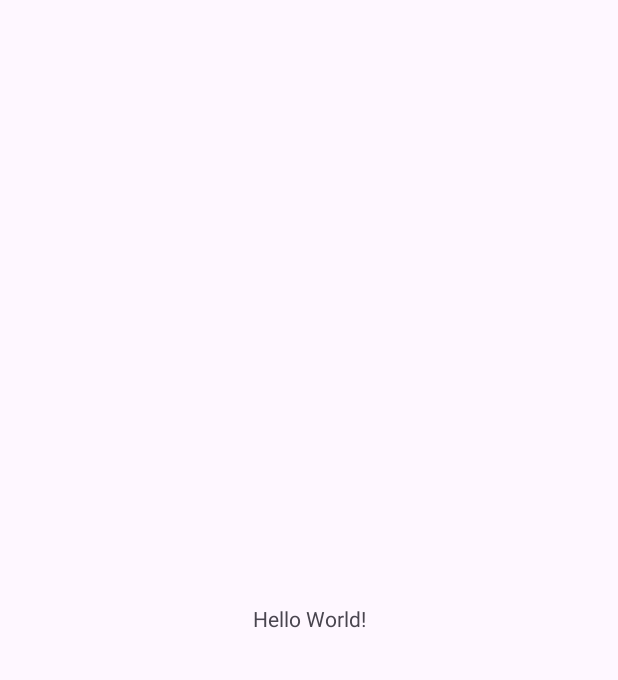
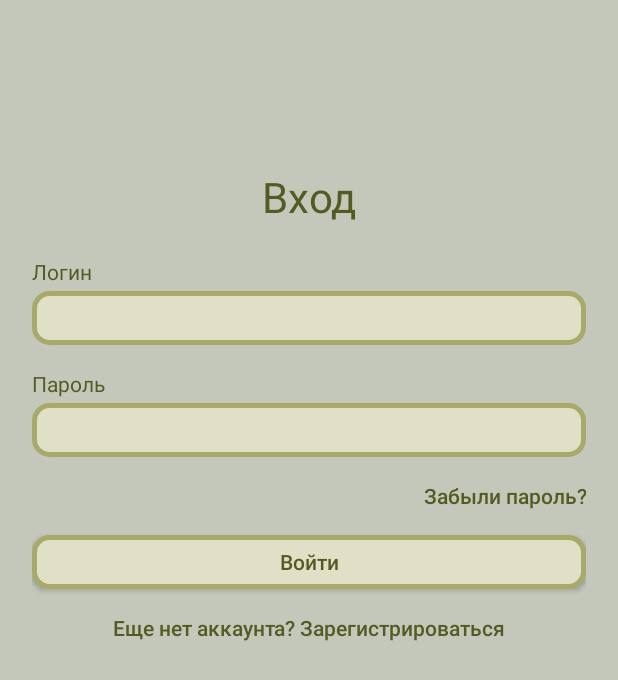
Before and after one commit to karalesus/FinSchoolApp, an Android app: the screen it shows after launch (MainActivity), on a phone screen of 412 x 824 dp. Before the commit the part shown is almost empty. Shown: the top 680 px of the screen. Run offline under Robolectric (Android 15) with nearby library versions, the phone set to English and light mode, and no system bars.

Commit message:
add based login layout

```diff
--- a/app/src/main/AndroidManifest.xml
+++ b/app/src/main/AndroidManifest.xml
@@ -12,6 +12,7 @@
         android:supportsRtl="true"
         android:theme="@style/Theme.FinSchoolApp"
         tools:targetApi="31">
+
         <activity
             android:name=".MainActivity"
             android:exported="true">
--- a/app/src/main/java/com/example/finschoolapp/MainActivity.java
+++ b/app/src/main/java/com/example/finschoolapp/MainActivity.java
@@ -9,6 +9,6 @@ public class MainActivity extends AppCompatActivity {
     @Override
     protected void onCreate(Bundle savedInstanceState) {
         super.onCreate(savedInstanceState);
-        setContentView(R.layout.activity_main);
+        setContentView(R.layout.login_first_activity);
     }
 }
--- /dev/null
+++ b/app/src/main/res/drawable/shape_rounded_field.xml
@@ -0,0 +1,11 @@
+<?xml version="1.0" encoding="utf-8"?>
+<shape xmlns:android="http://schemas.android.com/apk/res/android">
+
+
+    <solid android:color="@color/third_light" />
+    <corners android:radius="10dp" />
+
+    <stroke
+        android:width="3dp"
+        android:color="@color/third" />
+</shape>
--- /dev/null
+++ b/app/src/main/res/drawable/shape_rounded_selected_field.xml
@@ -0,0 +1,4 @@
+<?xml version="1.0" encoding="utf-8"?>
+<shape xmlns:android="http://schemas.android.com/apk/res/android">
+
+</shape>
--- a/app/src/main/res/layout/login_first_activity.xml
+++ b/app/src/main/res/layout/login_first_activity.xml
@@ -3,37 +3,108 @@
     xmlns:tools="http://schemas.android.com/tools"
     android:layout_width="match_parent"
     android:layout_height="match_parent"
+    android:background="@color/main_background"
     android:orientation="vertical">
 
     <TextView
-        android:layout_width="wrap_content"
+        android:layout_width="match_parent"
         android:layout_height="wrap_content"
-        android:layout_gravity="center_horizontal"
+        android:gravity="center_horizontal"
         android:layout_marginHorizontal="16dp"
         android:layout_marginTop="112dp"
         android:text="Вход"
-        android:textSize="36sp"
+        android:textColor="@color/secondary"
+        android:textSize="28sp"
         tools:text="Вход" />
 
     <LinearLayout
         android:layout_width="match_parent"
         android:layout_height="wrap_content"
+        android:layout_marginHorizontal="16dp"
         android:layout_marginTop="184dp"
-        android:layout_marginHorizontal="16dp"
-        android:orientation="vertical">
+        android:orientation="vertical"
+        android:layout_margin="21dp"
+        >
 
         <LinearLayout
             android:layout_width="match_parent"
-            android:layout_height="68dp"
+            android:layout_height="wrap_content"
             android:orientation="vertical">
 
             <TextView
-                android:layout_width="wrap_content"
+                android:layout_width="match_parent"
                 android:layout_height="wrap_content"
-                android:text="Логин">
-
+                android:text="Логин"
+                android:textColor="@color/secondary"
+                android:textSize="14sp">
 
             </TextView>
+
+            <EditText
+                android:layout_width="match_parent"
+                android:layout_height="36dp"
+                android:layout_marginTop="3dp"
+                android:background="@drawable/shape_rounded_field"
+                android:inputType="text">
+
+            </EditText>
+
+            <TextView
+                android:layout_width="match_parent"
+                android:layout_height="wrap_content"
+                android:layout_marginTop="16dp"
+                android:text="Пароль"
+                android:textColor="@color/secondary"
+                android:textSize="14sp">
+
+            </TextView>
+
+            <EditText
+                android:layout_width="match_parent"
+                android:layout_height="36dp"
+                android:layout_marginTop="3dp"
+                android:background="@drawable/shape_rounded_field"
+                android:inputType="textPassword">
+
+            </EditText>
+
+            <android.widget.Button
+                android:layout_width="match_parent"
+                android:layout_height="20dp"
+                android:layout_marginTop="16dp"
+                android:background="@android:color/transparent"
+                android:gravity="end"
+                android:text="Забыли пароль?"
+                android:textAllCaps="false"
+                android:textColor="@color/secondary"
+                android:textSize="14sp">
+
+            </android.widget.Button>
+
+            <android.widget.Button
+                android:layout_width="match_parent"
+                android:layout_height="36dp"
+                android:layout_marginTop="16dp"
+                android:background="@drawable/shape_rounded_field"
+                android:text="Войти"
+                android:textAllCaps="false"
+                android:textColor="@color/secondary"
+                android:textSize="14sp">
+
+            </android.widget.Button>
+
+            <android.widget.Button
+                android:layout_width="match_parent"
+                android:layout_height="20dp"
+                android:layout_marginTop="16dp"
+                android:background="@android:color/transparent"
+                android:gravity="center_horizontal"
+                android:text="Еще нет аккаунта? Зарегистрироваться"
+                android:textAllCaps="false"
+                android:textColor="@color/secondary"
+                android:textSize="14sp">
+
+            </android.widget.Button>
         </LinearLayout>
     </LinearLayout>
 
--- a/app/src/main/res/values/colors.xml
+++ b/app/src/main/res/values/colors.xml
@@ -2,4 +2,9 @@
 <resources>
     <color name="black">#FF000000</color>
     <color name="white">#FFFFFFFF</color>
+    <color name="secondary">#545A21</color>
+    <color name="main_color">#1E4E4F</color>
+    <color name="third_light">#E0E0C6</color>
+    <color name="third">#A9A969</color>
+    <color name="main_background">#C3C8BB</color>
 </resources>
```
